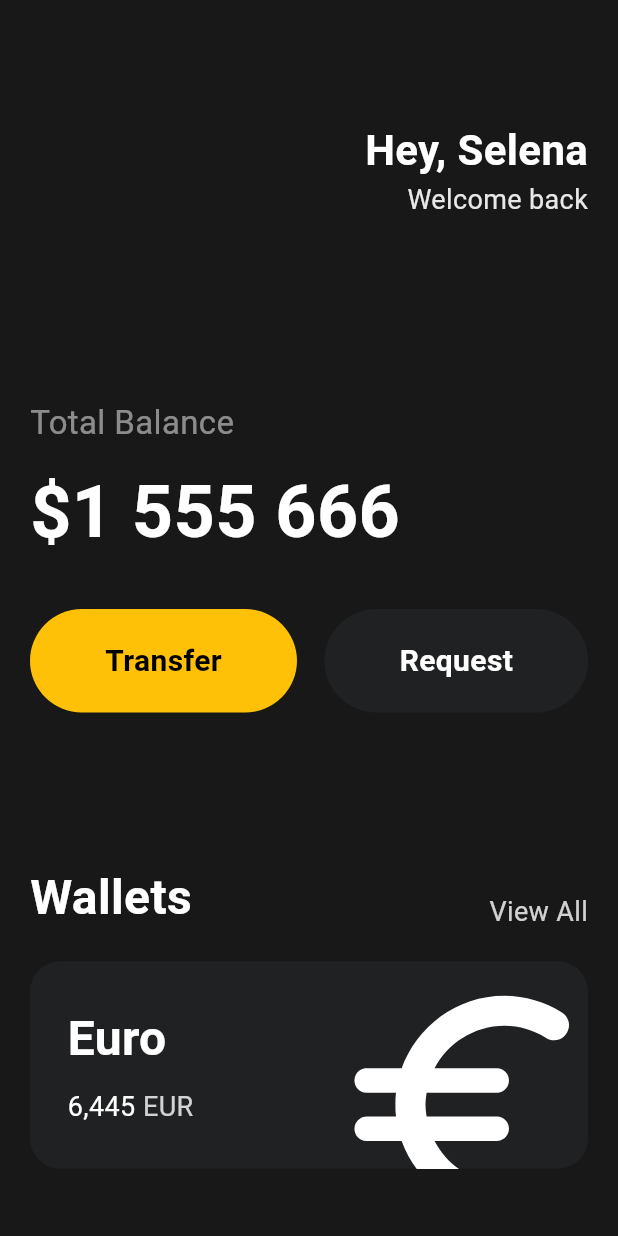
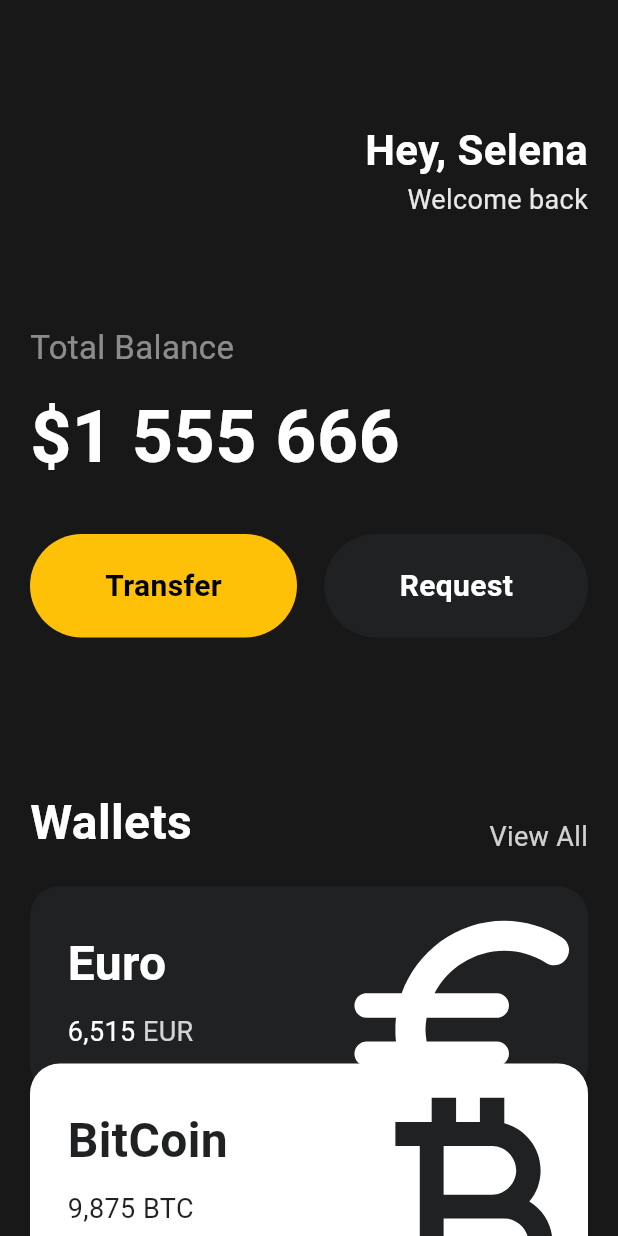
Before and after one commit to hyejj19/toonflix_flutter, a Flutter app: the screen it shows after launch, on a phone screen of 412 x 824 dp. Run offline on Flutter 3.47's test engine with Material 3 defaults, Android fonts, the phone set to English and light mode, and no system bars.

Commit message:
[Refactor] Reusable currency card

```diff
--- a/lib/main.dart
+++ b/lib/main.dart
@@ -1,5 +1,6 @@
 import 'package:flutter/material.dart';
 import 'package:toonflix/widget/button.dart';
+import 'package:toonflix/widget/currency_card.dart';
 
 void main() {
   runApp(const App());
@@ -13,7 +14,8 @@ class App extends StatelessWidget {
     return MaterialApp(
         home: Scaffold(
       backgroundColor: const Color(0xFF181818),
-      body: Padding(
+      body: SingleChildScrollView(
+        child: Padding(
             padding: const EdgeInsets.symmetric(horizontal: 20),
             child: Column(
               crossAxisAlignment: CrossAxisAlignment.start,
@@ -37,14 +39,15 @@ class App extends StatelessWidget {
                         Text(
                           'Welcome back',
                           style: TextStyle(
-                            color: Colors.white.withOpacity(0.9), fontSize: 18),
+                              color: Colors.white.withOpacity(0.9),
+                              fontSize: 18),
                         ),
                       ],
                     )
                   ],
                 ),
                 const SizedBox(
-                height: 120,
+                  height: 70,
                 ),
                 Text(
                   'Total Balance',
@@ -103,71 +106,36 @@ class App extends StatelessWidget {
                 const SizedBox(
                   height: 20,
                 ),
-              Container(
-                clipBehavior: Clip.hardEdge,
-                decoration: BoxDecoration(
-                  color: const Color(0xFF1F2123),
-                  borderRadius: BorderRadius.circular(20),
+                const CurrencyCard(
+                  curName: 'Euro',
+                  amount: '6,515',
+                  curCode: 'EUR',
+                  icon: Icons.euro_rounded,
+                  isInverted: false,
                 ),
-                child: Padding(
-                  padding: const EdgeInsets.all(25),
-                  child: Row(
-                    mainAxisAlignment: MainAxisAlignment.spaceBetween,
-                    children: [
-                      Column(
-                        crossAxisAlignment: CrossAxisAlignment.start,
-                        children: [
-                          const Text(
-                            'Euro',
-                            style: TextStyle(
-                              color: Colors.white,
-                              fontSize: 32,
-                              fontWeight: FontWeight.w600,
+                Transform.translate(
+                  offset: const Offset(0, -20),
+                  child: const CurrencyCard(
+                    curName: 'BitCoin',
+                    amount: '9,875',
+                    curCode: 'BTC',
+                    icon: Icons.currency_bitcoin_outlined,
+                    isInverted: true,
                   ),
                 ),
-                          const SizedBox(
-                            height: 10,
-                          ),
-                          Row(
-                            children: [
-                              const Text(
-                                '6,445',
-                                style: TextStyle(
-                                  fontSize: 18,
-                                  color: Colors.white,
-                                ),
-                              ),
-                              const SizedBox(
-                                width: 5,
-                              ),
-                              Text(
-                                'EUR',
-                                style: TextStyle(
-                                  fontSize: 18,
-                                  color: Colors.white.withOpacity(0.8),
-                                ),
-                              ),
-                            ],
-                          ),
-                        ],
-                      ),
-                      Transform.scale(
-                        scale: 2.2,
-                        child: Transform.translate(
-                          offset: const Offset(-5, 12),
-                          child: const Icon(
-                            Icons.euro_rounded,
-                            color: Colors.white,
-                            size: 88,
-                          ),
+                Transform.translate(
+                  offset: const Offset(0, -40),
+                  child: const CurrencyCard(
+                    curName: 'Dollor',
+                    amount: '5',
+                    curCode: 'USD',
+                    icon: Icons.attach_money_outlined,
+                    isInverted: false,
                   ),
                 )
               ],
+            )),
       ),
-                ),
-              ),
-            ],
-          )),
     ));
   }
 }
--- /dev/null
+++ b/lib/widget/currency_card.dart
@@ -0,0 +1,87 @@
+import 'package:flutter/material.dart';
+
+class CurrencyCard extends StatelessWidget {
+  final bool isInverted;
+  final String curName, curCode, amount;
+  final IconData icon;
+
+  final _blackColor = const Color(0xFF1F2123);
+
+  const CurrencyCard({
+    super.key,
+    required this.isInverted,
+    required this.curName,
+    required this.curCode,
+    required this.amount,
+    required this.icon,
+  });
+
+  @override
+  Widget build(BuildContext context) {
+    return Container(
+      clipBehavior: Clip.hardEdge,
+      decoration: BoxDecoration(
+        color: isInverted ? Colors.white : _blackColor,
+        borderRadius: BorderRadius.circular(20),
+      ),
+      child: Padding(
+        padding: const EdgeInsets.all(25),
+        child: Row(
+          mainAxisAlignment: MainAxisAlignment.spaceBetween,
+          children: [
+            Column(
+              crossAxisAlignment: CrossAxisAlignment.start,
+              children: [
+                Text(
+                  curName,
+                  style: TextStyle(
+                    color: isInverted ? _blackColor : Colors.white,
+                    fontSize: 32,
+                    fontWeight: FontWeight.w600,
+                  ),
+                ),
+                const SizedBox(
+                  height: 10,
+                ),
+                Row(
+                  children: [
+                    Text(
+                      amount,
+                      style: TextStyle(
+                        fontSize: 18,
+                        color: isInverted ? _blackColor : Colors.white,
+                      ),
+                    ),
+                    const SizedBox(
+                      width: 5,
+                    ),
+                    Text(
+                      curCode,
+                      style: TextStyle(
+                        fontSize: 18,
+                        color: isInverted
+                            ? _blackColor
+                            : Colors.white.withOpacity(0.8),
+                      ),
+                    ),
+                  ],
+                ),
+              ],
+            ),
+            Transform.scale(
+              scale: 2.2,
+              child: Transform.translate(
+                offset: const Offset(-5, 12),
+                child: Icon(
+                  icon,
+                  color: isInverted ? _blackColor : Colors.white,
+                  size: 88,
+                ),
+              ),
+            )
+          ],
+        ),
+      ),
+    );
+  }
+}
```
Lines whose indentation alone changed are shown as unchanged.
